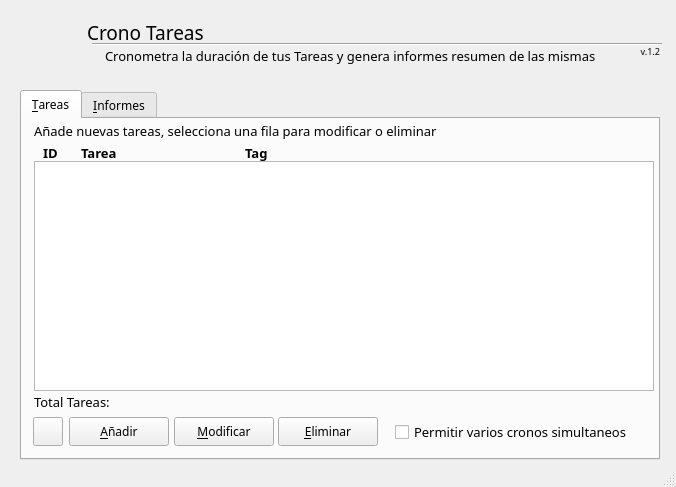
This is ui_CronoTareas.ui in donanpher/CronoTareas as Qt 5 draws it before an edit. The edited form follows.
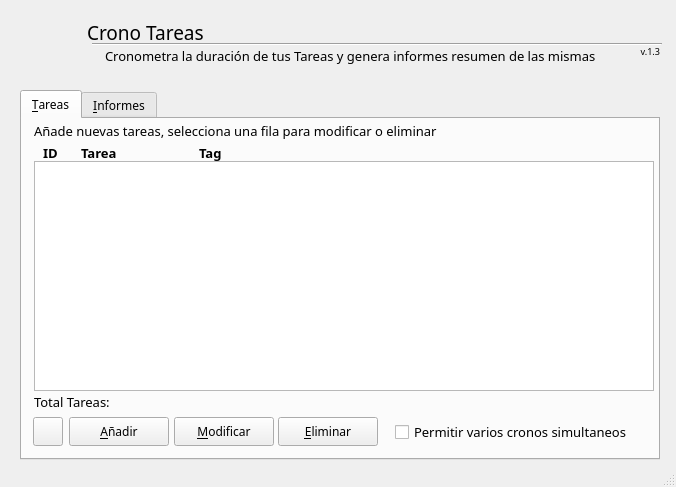
This is the edited form. Icons and pictures are not drawn.

What changed in the file:
```diff
--- a/ui_CronoTareas.ui
+++ b/ui_CronoTareas.ui
@@ -80,7 +80,7 @@
      </font>
     </property>
     <property name="text">
-     <string>v.1.2</string>
+     <string>v.1.3</string>
     </property>
     <property name="alignment">
      <set>Qt::AlignRight|Qt::AlignTrailing|Qt::AlignVCenter</set>
@@ -333,7 +333,7 @@
      <widget class="QLabel" name="labelCronoTareas_6">
       <property name="geometry">
        <rect>
-        <x>223</x>
+        <x>177</x>
         <y>24</y>
         <width>50</width>
         <height>20</height>
```
